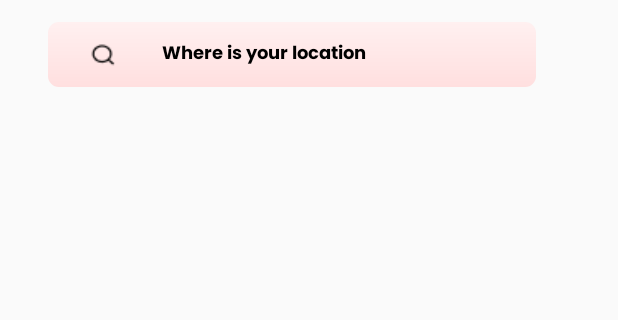
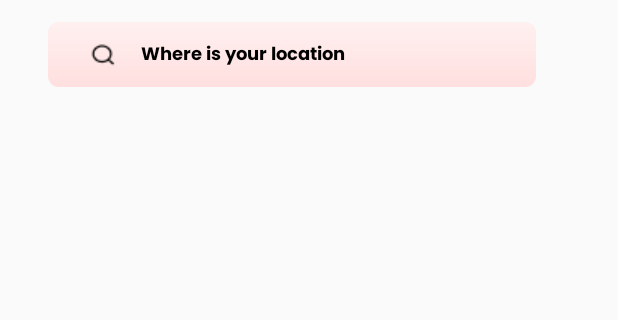
Before and after one commit to Getir-Android-Kotlin-Bootcamp/getir-android-kotlin-bootcamp-w2-v-2-assignment-cagriyilmaz04, an Android app: the fragment SetLocationFragment shown on its own in the app's theme, on a phone screen of 412 x 824 dp, the part 116-436 px from its top. Run offline under Robolectric (Android 15) with nearby library versions, the phone set to English and light mode, and no system bars; 1 statement that could not run was skipped.

Commit message:
Some errors were corrected, and the SetLocationFragment was made visible. To revert it to its previous state, you can either undo the commit or set the views you made gone back to visible.

```diff
--- a/app/src/main/java/com/getir/patika/foodcouriers/MainActivity.kt
+++ b/app/src/main/java/com/getir/patika/foodcouriers/MainActivity.kt
@@ -21,7 +21,8 @@ class MainActivity : AppCompatActivity() {
         tabLayout = findViewById(R.id.tab_account)
         viewPager2 = findViewById(R.id.viewpager_account)
         pagerAdapter = PagerAdapter(supportFragmentManager,lifecycle).apply {
-            addFragment(CreateAccountFragment())
+            //To visible what I did
+            addFragment(SetLocationFragment())
             addFragment(LoginAccountFragment())
         }
         viewPager2.adapter = pagerAdapter
--- a/app/src/main/java/com/getir/patika/foodcouriers/ui/SetLocationFragment.kt
+++ b/app/src/main/java/com/getir/patika/foodcouriers/ui/SetLocationFragment.kt
@@ -8,7 +8,6 @@ import android.os.Bundle
 import android.view.LayoutInflater
 import android.view.View
 import android.view.ViewGroup
-import android.widget.Toast
 import androidx.activity.result.ActivityResultLauncher
 import androidx.activity.result.contract.ActivityResultContracts
 import androidx.appcompat.app.AppCompatActivity
@@ -25,12 +24,13 @@ import com.google.android.gms.maps.CameraUpdateFactory
 import com.google.android.gms.maps.GoogleMap
 import com.google.android.gms.maps.OnMapReadyCallback
 import com.google.android.gms.maps.model.LatLng
+import com.google.android.gms.maps.model.Marker
 import com.google.android.libraries.places.widget.Autocomplete
 import java.io.IOException
 import java.util.Locale
 
 
-class SetLocationFragment : Fragment(), OnMapReadyCallback {
+class SetLocationFragment : Fragment(), OnMapReadyCallback, GoogleMap.OnMarkerClickListener {
 
     private var _binding: FragmentSetLocationBinding? = null
     private val binding get() = _binding!!
@@ -68,13 +68,18 @@ class SetLocationFragment : Fragment(), OnMapReadyCallback {
                     locationMarker.addMarker(mMap, it, place.name ?: "Selected Location",
                         R.drawable.pin_radar
                     )
+
                     mMap.moveCamera(CameraUpdateFactory.newLatLngZoom(it, 14f))
                     binding.textViewLocation.text = place.address
                 }
             }
         }
 
-        binding.constraintSearch.setOnClickListener {
+        binding.innerConstraintLayout.setOnClickListener {
+            placesAutocompleteUtil.launchAutocompleteIntent(autocompleteResultLauncher)
+        }
+        //Sometime when I click textView, it cannot make an action. Therefore, I wrote this part
+        binding.textViewSearch.setOnClickListener {
             placesAutocompleteUtil.launchAutocompleteIntent(autocompleteResultLauncher)
         }
 
@@ -105,7 +110,7 @@ class SetLocationFragment : Fragment(), OnMapReadyCallback {
                 locationMarker.addMarker(mMap, userLatLng, "Your Location", R.drawable.pin_radar)
                 mMap.moveCamera(CameraUpdateFactory.newLatLngZoom(userLatLng, 14f))
 
-                // Kullanıcının mevcut konumunun adresini al ve textViewLocation'a yaz
+                // Get user location and write it
                 val geocoder = Geocoder(requireContext(), Locale.getDefault())
                 try {
                     val addresses = geocoder.getFromLocation(it.latitude, it.longitude, 1)
@@ -115,10 +120,12 @@ class SetLocationFragment : Fragment(), OnMapReadyCallback {
                     }
                 } catch (e: IOException) {
                     e.printStackTrace()
-                    Toast.makeText(requireContext(), "Adres alınırken hata oluştu", Toast.LENGTH_SHORT).show()
+                    //Toast.makeText(requireContext(), "Adres alınırken hata oluştu", Toast.LENGTH_SHORT).show()
                 }
             }
         }
+        mMap.setOnMarkerClickListener(this)
+
     }
 
 
@@ -133,4 +140,8 @@ class SetLocationFragment : Fragment(), OnMapReadyCallback {
         super.onDestroyView()
         _binding = null
     }
+
+    override fun onMarkerClick(p0: Marker): Boolean {
+        return true
+    }
 }
--- a/app/src/main/res/layout/fragment_set_location.xml
+++ b/app/src/main/res/layout/fragment_set_location.xml
@@ -13,8 +13,10 @@
         android:layout_height="0dp"
         map:layout_constraintBottom_toBottomOf="parent"
         map:layout_constraintEnd_toEndOf="parent"
+        map:layout_constraintHorizontal_bias="1.0"
         map:layout_constraintStart_toStartOf="parent"
         map:layout_constraintTop_toTopOf="parent"
+        map:layout_constraintVertical_bias="0.0"
         tools:context=".SetLocationActivity">
 
     </fragment>
@@ -48,34 +50,46 @@
         map:layout_constraintStart_toStartOf="parent"
         map:layout_constraintTop_toTopOf="parent">
 
+        <androidx.constraintlayout.widget.ConstraintLayout
+            android:id="@+id/inner_constraint_layout"
+            android:layout_width="178dp"
+            android:layout_height="28dp"
+            android:layout_marginStart="28dp"
+            android:layout_marginTop="8dp"
+            map:layout_constraintStart_toStartOf="parent"
+            map:layout_constraintTop_toTopOf="parent">
+
             <ImageView
                 android:id="@+id/imageViewSearch"
                 android:layout_width="18dp"
                 android:layout_height="16dp"
-            android:layout_marginStart="28dp"
-            android:layout_marginTop="14dp"
+                map:layout_constraintBottom_toBottomOf="parent"
                 map:layout_constraintStart_toStartOf="parent"
                 map:layout_constraintTop_toTopOf="parent"
                 map:srcCompat="@drawable/search" />
 
             <TextView
                 android:id="@+id/textViewSearch"
-            android:layout_width="152dp"
-            android:layout_height="28dp"
-            android:layout_marginStart="68dp"
-            android:layout_marginTop="8dp"
+                android:layout_width="0dp"
+                android:layout_height="wrap_content"
+                android:layout_marginStart="8dp"
                 android:background="#00000000"
+                android:clickable="true"
                 android:ems="10"
+                android:focusable="true"
                 android:fontFamily="@font/poppins_bold"
                 android:gravity="center"
                 android:hint="@string/where_is_your_location"
                 android:inputType="text"
                 android:textColorHint="@color/black"
                 android:textSize="12sp"
-            map:layout_constraintStart_toStartOf="parent"
+                map:layout_constraintBottom_toBottomOf="parent"
+                map:layout_constraintEnd_toEndOf="parent"
+                map:layout_constraintStart_toEndOf="@id/imageViewSearch"
                 map:layout_constraintTop_toTopOf="parent" />
+        </androidx.constraintlayout.widget.ConstraintLayout>
+    </androidx.constraintlayout.widget.ConstraintLayout>
 
-    </androidx.constraintlayout.widget.ConstraintLayout>
 
     <androidx.constraintlayout.widget.ConstraintLayout
         android:id="@+id/constraintDetail"
@@ -137,8 +151,8 @@
                 android:layout_height="0dp"
                 android:layout_marginStart="47dp"
                 android:fontFamily="@font/poppins_medium"
+                android:gravity="center_vertical"
                 android:text=""
-                android:gravity="center_vertical"
                 android:textColor="@color/text_full_location"
                 android:textSize="15sp"
                 map:layout_constraintBottom_toBottomOf="parent"
```
Also changed, not shown: app/src/main/res/layouts/account/layout/activity_account.xml (+18 -12 lines). Lines whose indentation alone changed are shown as unchanged.
